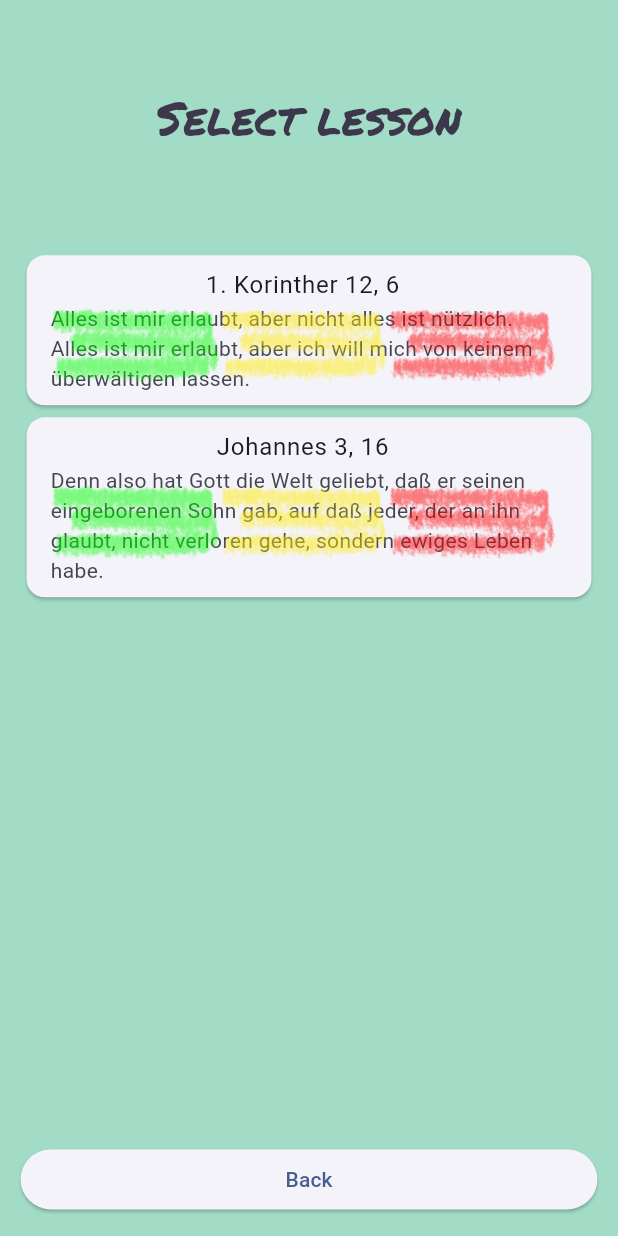
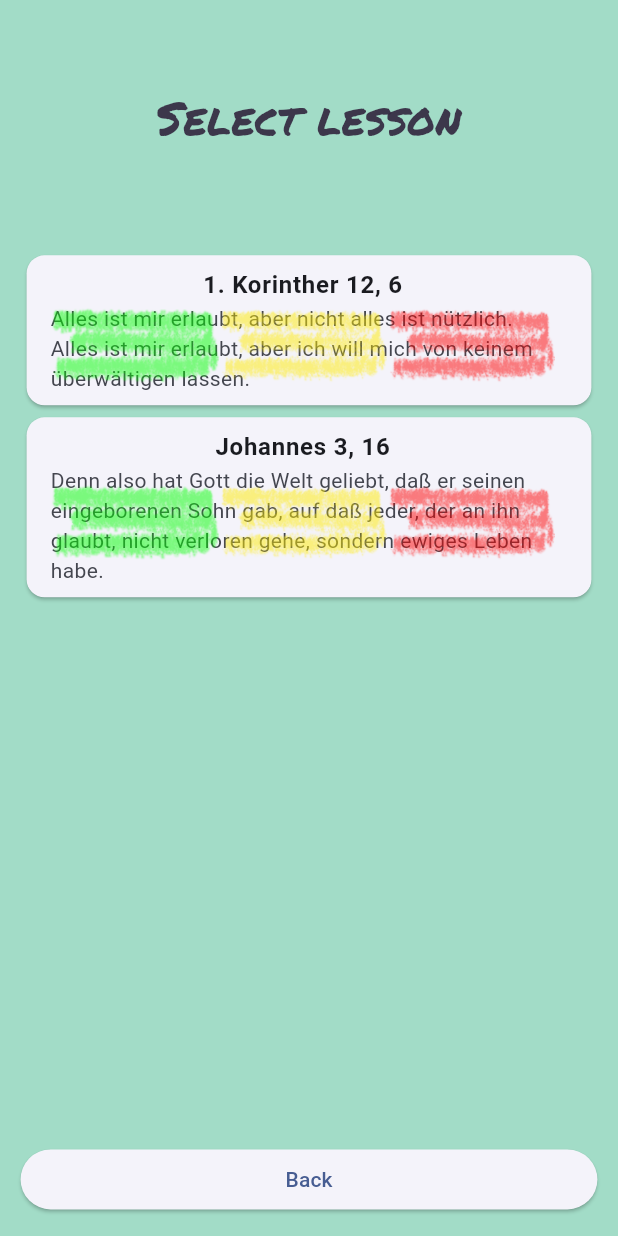
Before and after one commit to Paradoxianer/flying_words, a Flutter app: the LevelSelectionScreen screen opened by its route, on a phone screen of 412 x 824 dp. Run offline on Flutter 3.47's test engine with Material 2 defaults, Android fonts, the phone set to English and light mode, and no system bars; our stand-ins replace audioplayers, firebase_core, firebase_crashlytics, go_router, google_mobile_ads, in_app_purchase and 1 more; missing offline and left inert: games_services; accounts and stored records are empty.

Commit message:
Fixed Level Item

```diff
--- a/lib/src/level_selection/level_item.dart
+++ b/lib/src/level_selection/level_item.dart
@@ -15,18 +15,23 @@ class LevelItem extends StatelessWidget {
       child: ListTile(
         title: Text(
             level.verse,
-            textAlign: TextAlign.center
+            textAlign: TextAlign.center,
+            style: TextStyle(fontWeight: FontWeight.bold),
         ),
         subtitle:
          Stack(
           alignment: Alignment.centerLeft,
+          //TODO later replace text with autosized text
           children: <Widget>[
-            Expanded(
-                child: Text(
-              level.text,
-              softWrap: true,
+            Flex(
+              direction: Axis.horizontal,
+              children: <Widget>[ Expanded(
+                  child: Text(
+                level.text,
+                softWrap: true,
            //   style: DefaultTextStyle.of(context).style.apply(fontSizeFactor: 2.0),
-            )),
+              ))]
+            ),
             Row(
               children: Difficulty.values
                   .map<Widget>((e) => Expanded(
@@ -34,6 +39,7 @@ class LevelItem extends StatelessWidget {
                           opacity: 0.5,
                           child: IconButton(
                               icon: difficultyImagePath[e]!,
+                              color: Colors.black38,
                               padding: EdgeInsets.zero,
                               //constraints: BoxConstraints(),
                               onPressed: () {
```
